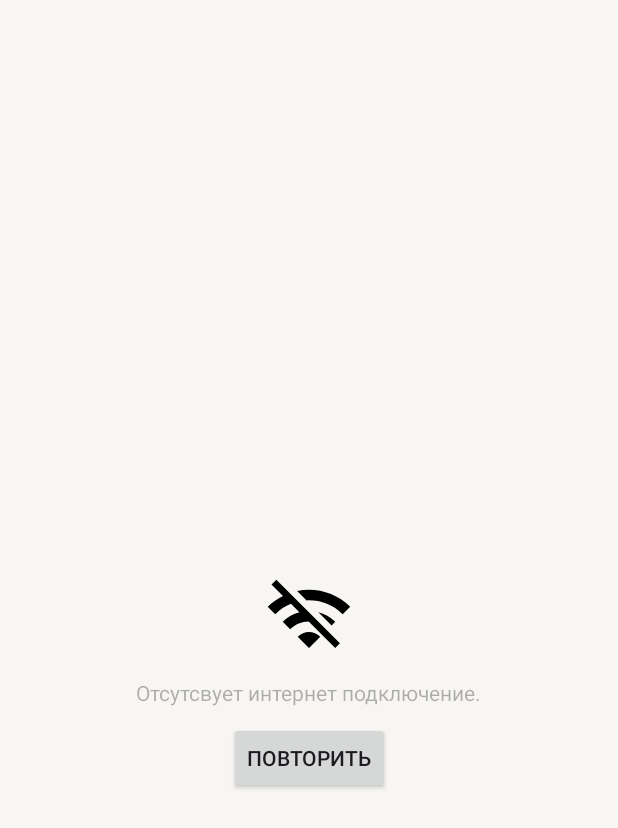
After one commit to Mobile-Developement-School-23/android-todo-app-nebrog, an Android app: the layout todolist_no_internet.xml on its own in the app's theme, with its tools: preview values and no code run, on a phone screen of 412 x 824 dp. The commit adds this screen. Shown: the top 828 px of the screen. Run offline under Robolectric (Android 15) with nearby library versions, the phone set to English and light mode, and no system bars; network calls fail.

```diff
--- a/app/build.gradle
+++ b/app/build.gradle
@@ -55,6 +55,7 @@ dependencies {
     implementation 'androidx.appcompat:appcompat:1.6.1'
     implementation 'com.google.android.material:material:1.9.0'
     implementation 'androidx.constraintlayout:constraintlayout:2.1.4'
+    implementation 'androidx.work:work-runtime-ktx:2.8.1'
     testImplementation 'junit:junit:4.13.2'
     androidTestImplementation 'androidx.test.ext:junit:1.1.5'
     androidTestImplementation 'androidx.test.espresso:espresso-core:3.5.1'
--- a/app/src/main/java/com/example/todoapp/domain/TodoRepository.kt
+++ b/app/src/main/java/com/example/todoapp/domain/TodoRepository.kt
@@ -8,10 +8,11 @@ interface TodoRepository {
     suspend fun updateTodo(item: TodoItem): Result<Unit>
     suspend fun getTodo(id: String): Result<TodoItem>
     suspend fun getAllTodos(): Result<List<TodoItem>>
+    suspend fun updateAllTodos(updateList: List<TodoItem>): Result<List<TodoItem>>
     fun observeTodos(): Flow<List<TodoItem>>
 
     sealed interface Result<out T> {
         data class Success<T>(val value: T) : Result<T>
-        data class Failure (val message: String) : Result<Nothing>
+        data class Failure(val message: String) : Result<Nothing>
     }
 }
--- /dev/null
+++ b/app/src/main/res/drawable/internet_error.xml
@@ -0,0 +1,5 @@
+<vector android:height="50dp" android:tint="#000000"
+    android:viewportHeight="24" android:viewportWidth="24"
+    android:width="50dp" xmlns:android="http://schemas.android.com/apk/res/android">
+    <path android:fillColor="@android:color/white" android:pathData="M22.99,9C19.15,5.16 13.8,3.76 8.84,4.78l2.52,2.52c3.47,-0.17 6.99,1.05 9.63,3.7l2,-2zM18.99,13c-1.29,-1.29 -2.84,-2.13 -4.49,-2.56l3.53,3.53 0.96,-0.97zM2,3.05L5.07,6.1C3.6,6.82 2.22,7.78 1,9l1.99,2c1.24,-1.24 2.67,-2.16 4.2,-2.77l2.24,2.24C7.81,10.89 6.27,11.73 5,13v0.01L6.99,15c1.36,-1.36 3.14,-2.04 4.92,-2.06L18.98,20l1.27,-1.26L3.29,1.79 2,3.05zM9,17l3,3 3,-3c-1.65,-1.66 -4.34,-1.66 -6,0z"/>
+</vector>
--- a/app/src/main/res/layout/fragmet_todolist.xml
+++ b/app/src/main/res/layout/fragmet_todolist.xml
@@ -99,8 +99,7 @@
         android:layout_width="match_parent"
         android:layout_height="match_parent"
         tools:visibility="gone"
-        android:background="@color/back_light_primary"
-        >
+        android:background="@color/back_light_primary">
         <ProgressBar
             style="?android:attr/progressBarStyleInverse"
             android:layout_width="120dp"
@@ -108,5 +107,4 @@
             android:layout_gravity="center"
             android:background="@color/back_light_primary" />
     </FrameLayout>
-
 </androidx.coordinatorlayout.widget.CoordinatorLayout>
--- /dev/null
+++ b/app/src/main/res/layout/todolist_no_internet.xml
@@ -0,0 +1,42 @@
+<?xml version="1.0" encoding="utf-8"?>
+<androidx.constraintlayout.widget.ConstraintLayout xmlns:android="http://schemas.android.com/apk/res/android"
+    xmlns:app="http://schemas.android.com/apk/res-auto"
+    android:id="@+id/error_todolist"
+    android:layout_width="match_parent"
+    android:layout_height="match_parent"
+    android:background="@color/back_light_primary">
+
+    <ImageView
+        android:id="@+id/no_wifi"
+        android:layout_width="60dp"
+        android:layout_height="60dp"
+        android:layout_gravity="center"
+        android:src="@drawable/internet_error"
+        app:layout_constraintBottom_toBottomOf="parent"
+        app:layout_constraintEnd_toEndOf="parent"
+        app:layout_constraintStart_toStartOf="parent"
+        app:layout_constraintTop_toTopOf="parent" />
+
+    <TextView
+        android:id="@+id/no_wifi_text"
+        android:layout_width="wrap_content"
+        android:layout_height="wrap_content"
+        android:layout_margin="10dp"
+        android:text="@string/internet_error"
+        android:textColor="@color/label_light_tertiary"
+        android:textSize="14sp"
+        app:layout_constraintEnd_toEndOf="parent"
+        app:layout_constraintStart_toStartOf="parent"
+        app:layout_constraintTop_toBottomOf="@+id/no_wifi" />
+
+    <androidx.appcompat.widget.AppCompatButton
+        android:layout_width="wrap_content"
+        android:layout_height="wrap_content"
+        android:layout_margin="10dp"
+        android:text="@string/retry"
+        app:layout_constraintEnd_toEndOf="parent"
+        app:layout_constraintStart_toStartOf="parent"
+        app:layout_constraintTop_toBottomOf="@+id/no_wifi_text" />
+
+
+</androidx.constraintlayout.widget.ConstraintLayout>
--- a/app/src/main/res/values/strings.xml
+++ b/app/src/main/res/values/strings.xml
@@ -16,4 +16,6 @@
     <string name="save_error">Не удалось сохранить заметку!</string>
     <string name="get_error">Не удалось получить заметку!</string>
     <string name="update_error">Не удалось обновить заметку!</string>
+    <string name="internet_error">Отсутсвует интернет подключение.</string>
+    <string name="retry">Повторить</string>
 </resources>
```
Also changed, not shown: app/src/main/java/com/example/todoapp/App.kt (+24 -0 lines), app/src/main/java/com/example/todoapp/data/StubTodoRepository.kt (+18 -12 lines), app/src/main/java/com/example/todoapp/data/network/NetworkRepository.kt (+24 -13 lines), app/src/main/java/com/example/todoapp/data/synchronize/MyWorker.kt (added, +21 -0 lines).
